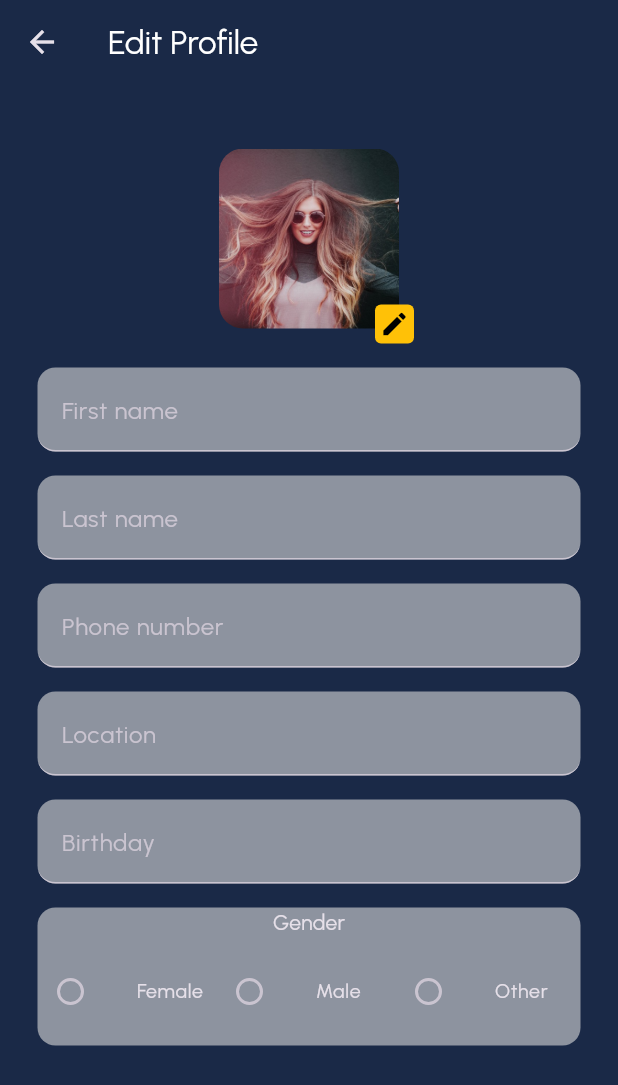
After one commit to baharkeshavarz/flutter_first_app, a Flutter app: the EditProfilePage screen opened by its route, on a phone screen of 412 x 824 dp. The commit adds this screen. Shown: the top 1085 px of the screen. Run offline on Flutter 3.47's test engine with Material 3 defaults, Android fonts, the phone set to English and light mode, and no system bars; our stand-ins replace flutter_svg.

Commit message:
finish up the edit of profile

```diff
--- /dev/null
+++ b/lib/config/app_routes.dart
@@ -0,0 +1,21 @@
+import 'package:flutter_first_app/pages/edit_profile_page.dart';
+import 'package:flutter_first_app/pages/home_page.dart';
+import 'package:flutter_first_app/pages/main_page.dart';
+import 'package:flutter_first_app/pages/test_page.dart';
+
+class AppRoutes {
+ static final pages = {
+        "/": (context) => const MainPage(),
+        "/home": (context) => HomePage(),
+        "/main": (context) => const MainPage(),
+        "/test": (context) => const TestPage(),
+        "/edit_profile": (context) => const EditProfilePage(),
+      };
+
+  static const login = '/';
+  static const home = '/home';
+  static const main = '/main';
+  static const editProfile = '/edit_profile';
+  static const nearby = '/nearby';
+  static const user = '/user';
+}
--- /dev/null
+++ b/lib/config/app_strings.dart
@@ -0,0 +1,37 @@
+class AppStrings {
+  static const appName = '5minuteflutter';
+  static const helloWelcome = 'Hello, welcome back!';
+  static const loginToContinue = 'Login to continue';
+  static const username = 'Username';
+  static const password = 'Password';
+  static const forgotPassword = 'Forgot password?';
+  static const orSignInWith = 'Or sign in with';
+  static const loginWithGoogle = 'Login with Google';
+  static const loginWithFacebook = 'Login with Facebook';
+  static const dontHaveAccount = "Dont't have account? ";
+  static const login = 'Login';
+  static const signup = 'Sign up';
+  static const home = 'Home';
+  static const favorites = 'Favorites';
+  static const add = 'Add';
+  static const messages = 'Messages';
+  static const user = 'User';
+  static const followers = 'Followers';
+  static const posts = 'Posts';
+  static const following = 'Following';
+  static const profile = 'Profile';
+  static const edit = 'Edit';
+  static const logout = 'Log out';
+  static const editProfile = 'Edit Profile';
+  static const firstName = 'First name';
+  static const lastName = 'Last name';
+  static const phoneNumber = 'Phone number';
+  static const location = 'Location';
+  static const birthday = 'Birthday';
+  static const male = 'Male';
+  static const female = 'Female';
+  static const other = 'Other';
+
+  static const gender = 'Gender';
+  static const nearby = 'Nearby';
+}
--- /dev/null
+++ b/lib/pages/edit_profile_page.dart
@@ -0,0 +1,129 @@
+import 'package:flutter/material.dart';
+import 'package:flutter_first_app/pages/toolbar_page.dart';
+import 'package:flutter_first_app/styles/app_colors.dart';
+import 'package:flutter_first_app/styles/app_text.dart';
+import 'package:flutter_first_app/widgets/app_text_field.dart';
+import 'package:flutter_first_app/widgets/user_avatar.dart';
+
+enum Gender {none, female, male, other}
+
+// ignore: must_be_immutable
+class EditProfilePage extends StatefulWidget {
+  @override
+  EditProfilePageState createState() => EditProfilePageState();
+  const EditProfilePage({ Key? key,}) : super(key: key);
+}
+
+class EditProfilePageState extends State<EditProfilePage> {
+  Gender _gender = Gender.none;
+
+  @override
+  Widget build(BuildContext context){
+    return Scaffold(
+       appBar: const Toolbar(title: "Edit Profile",),
+        body: SingleChildScrollView(
+         child:
+           Padding(
+                padding: const EdgeInsetsDirectional.all(25.0),
+                child: Column(
+                          children: [
+                              Stack(
+                                children: [
+                                    const Padding(
+                                          padding: EdgeInsets.all(10),
+                                          child: UserAvatar(size: 120,),
+                                      ),
+                                      Positioned(
+                                            bottom: 0,
+                                            right: 0,
+                                            child: Container(
+                                                padding: const EdgeInsets.all(3),
+                                                decoration: const BoxDecoration(
+                                                  borderRadius: BorderRadius.all(Radius.circular(4)),
+                                                  color: Colors.amber,
+                                                ),
+                                                child: const Icon(Icons.edit,
+                                                                  size: 20,
+                                                                  color: Colors.black,
+                                                                  ),
+                                            ),
+                                      )
+                                    ],
+                                ),
+                              const SizedBox(height: 16,),
+                              const AppTextField(hint: "First name"),
+                              const SizedBox(height: 16,),
+                              const AppTextField(hint: "Last name"),
+                              const SizedBox(height: 16,),
+                              const AppTextField(hint: "Phone number"),
+                              const SizedBox(height: 16,),
+                              const AppTextField(hint: "Location"),
+                              const SizedBox(height: 16,),
+                              const AppTextField(hint: "Birthday"),
+                              const SizedBox(height: 16,),
+                              Container(
+                                  padding: const EdgeInsets.only(right: 2, left: 2),
+                                  decoration: BoxDecoration(
+                                    color: AppColors.fieldColor,
+                                    borderRadius: const BorderRadius.all(Radius.circular(12)),
+                                  ),
+                                  child: Column(
+                                    mainAxisAlignment: MainAxisAlignment.start,
+                                    children: [
+                                      const Text("Gender"),
+                                      Row(
+                                         children: [
+                                              Expanded(
+                                                child: RadioListTile<Gender>(
+                                                      title: Text("Female", style: AppText.subtitle3.copyWith(fontSize: 13),),
+                                                      contentPadding: EdgeInsets.zero,
+                                                      visualDensity: const VisualDensity(
+                                                                        horizontal: VisualDensity.maximumDensity,
+                                                                        vertical: VisualDensity.maximumDensity
+                                                                        ),
+                                                      value: Gender.female,
+                                                      groupValue: _gender,
+                                                      onChanged: (Gender? value) {
+                                                      setState(() {
+                                                         _gender = Gender.female;
+                                                      });
+                                                }),
+                                            ),
+                                              Expanded(
+                                                child: RadioListTile<Gender>(
+                                                      title: Text("Male", style: AppText.subtitle3.copyWith(fontSize: 13),),
+                                                      contentPadding: EdgeInsets.zero,
+                                                      visualDensity: const VisualDensity(horizontal: VisualDensity.maximumDensity, vertical: VisualDensity.maximumDensity),
+                                                      value: Gender.male,
+                                                      groupValue: _gender,
+                                                      onChanged: (Gender? value) {
+                                                      setState(() {
+                                                        _gender = Gender.male;
+                                                      });
+                                                }),
+                                            ),
+                                              Expanded(
+                                            child: RadioListTile<Gender>(
+                                                      title: Text("Other", style: AppText.subtitle3.copyWith(fontSize: 13),),
+                                                      contentPadding: EdgeInsets.zero,
+                                                      visualDensity: const VisualDensity(horizontal: VisualDensity.maximumDensity, vertical: VisualDensity.maximumDensity),
+                                                      value: Gender.other,
+                                                      groupValue: _gender,
+                                                      onChanged: (Gender? value) {
+                                                      setState(() {
+                                                        _gender = Gender.other;
+                                                      });
+                                                }),
+                                            ),
+                                          ],
+                                      ),
+                                    ],
+                                  ),
+                                  ),
+                          ],
+                    ),
+                ),
+        ),
+       );
+ }
+}
--- a/lib/pages/home_page.dart
+++ b/lib/pages/home_page.dart
@@ -17,7 +17,7 @@ class HomePage extends StatelessWidget {
                         actions:  [
                             IconButton(
                               onPressed: () {},
-                              icon:  SvgPicture.asset("assets/svg/ic_location.svg"),
+                              icon: SvgPicture.asset("assets/svg/ic_location.svg"),
                              ),
                         ],
                      ),
--- a/lib/styles/app_text.dart
+++ b/lib/styles/app_text.dart
@@ -25,7 +25,6 @@ class AppText {
     fontSize: 16,
     fontWeight: FontWeight.w400,
   );
-
    static const body1 = TextStyle(
     fontSize: 14,
     fontWeight: FontWeight.w500,
--- /dev/null
+++ b/lib/widgets/app_text_field.dart
@@ -0,0 +1,26 @@
+import 'package:flutter/material.dart';
+import 'package:flutter_first_app/styles/app_colors.dart';
+
+class AppTextField extends StatelessWidget {
+final String hint;
+const AppTextField({ Key? key, required this.hint }) : super(key: key);
+
+  @override
+  Widget build(BuildContext context){
+    return TextField(
+              decoration: InputDecoration(
+                  hintText: hint,
+                  labelText: hint,
+                  border: const UnderlineInputBorder(
+                     borderRadius: BorderRadius.all(Radius.circular(12)),
+                  ),
+                  focusedBorder: const UnderlineInputBorder(
+                     borderRadius: BorderRadius.all(Radius.circular(12)),
+                     borderSide: BorderSide(color: Colors.transparent),
+                  ),
+                  filled: true,
+                  fillColor: AppColors.fieldColor,
+                ),
+            );
+  }
+}
--- /dev/null
+++ b/lib/widgets/user_avatar.dart
@@ -0,0 +1,17 @@
+import 'package:flutter/material.dart';
+
+class UserAvatar extends StatelessWidget {
+final double size;
+const UserAvatar({ Key? key, this.size = 90 }) : super(key: key);
+
+  @override
+  Widget build(BuildContext context){
+    return ClipRRect(
+                borderRadius: const BorderRadius.all(Radius.circular(16.0)),
+                child: Image.asset("assets/temp/user1.png",
+                                   width: size,
+                                   height: size,
+                                   ),
+             );
+  }
+}
```
Also changed, not shown: lib/main.dart (+3 -11 lines), lib/pages/login_page.dart (+5 -3 lines), lib/pages/profile_page.dart (+47 -14 lines).
